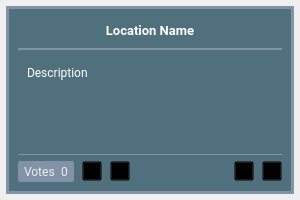
The window that src/app/gui/forms/widgetlocation.ui (botorabi/Meet4Eat-Desktop) describes before a commit, drawn with Qt 5.
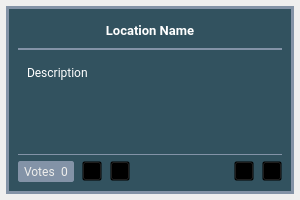
The same window after the commit. Icons and pictures are not drawn.

What changed in the file:
```diff
--- a/src/app/gui/forms/widgetlocation.ui
+++ b/src/app/gui/forms/widgetlocation.ui
@@ -32,7 +32,7 @@
 QGroupBox {
   border-radius: 0px;
   border: 3px solid rgb(131, 147, 167);
-  background-color: rgb(80,112,125);
+  background-color: rgb(50,82,95);
 }
 QLineEdit {
   background-color: rgb(101,117, 137);  
```
